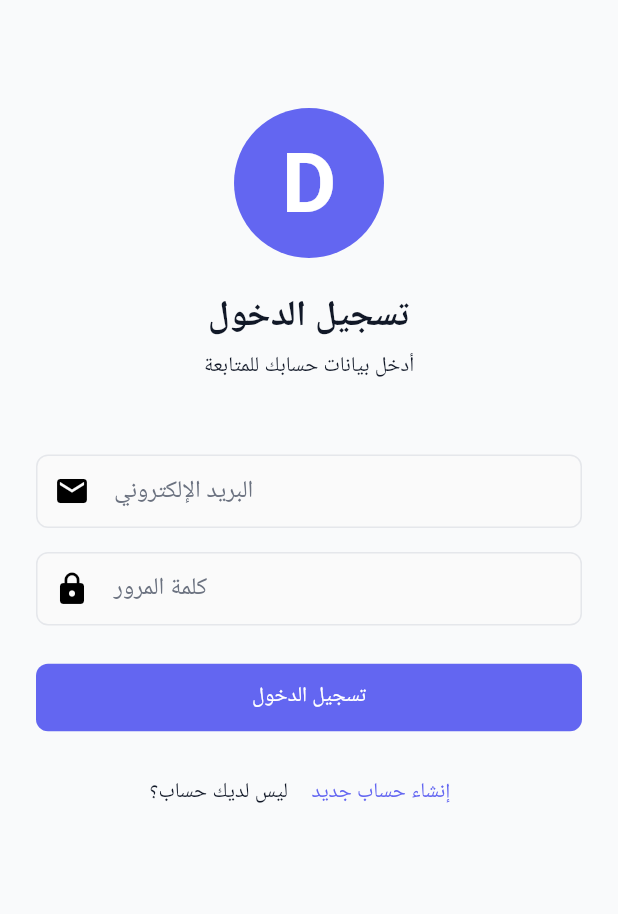
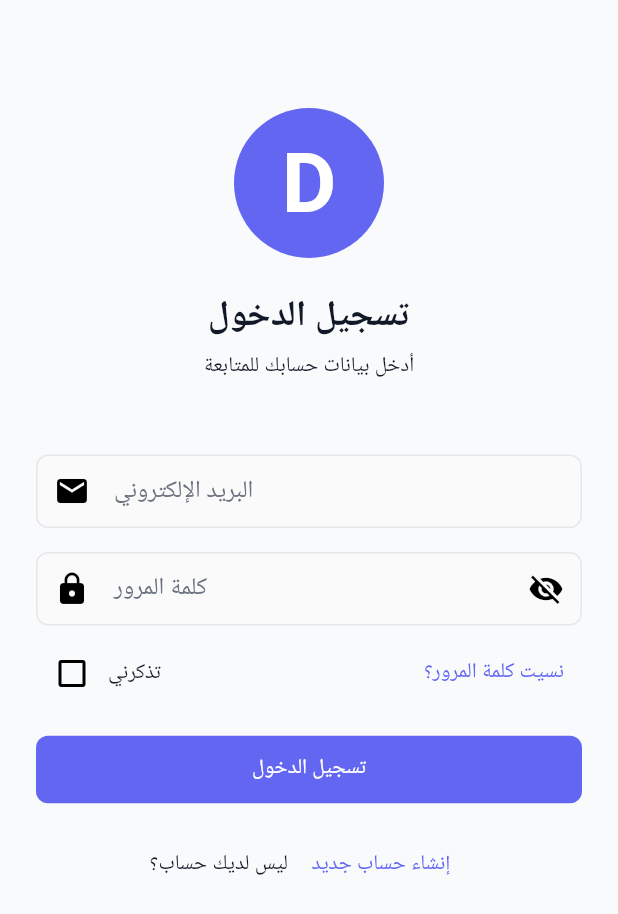
Before and after one commit to Hamzaaltaee91/360home, a Flutter app: the screen it shows after launch, on a phone screen of 412 x 824 dp. Shown: the top 914 px of the screen. Run offline on Flutter 3.47's test engine with Material 3 defaults, Android fonts, the phone set to English and light mode, and no system bars; our stand-ins replace flutter_dotenv, geolocator, go_router, shared_preferences, supabase_flutter; accounts and stored records are empty.

Commit message:
feat: complete login screen with forgot password and remember me
Co-authored-by: aider (deepseek/deepseek-chat) <aider@aider.chat>

```diff
--- a/lib/screens/auth/login_screen.dart
+++ b/lib/screens/auth/login_screen.dart
@@ -2,7 +2,10 @@
 
 import 'package:flutter/material.dart';
 import 'package:go_router/go_router.dart';
+import 'package:shared_preferences/shared_preferences.dart';
 import '../../services/supabase_service.dart';
+import '../../utils/error_handler.dart';
+import '../../utils/validators.dart';
 
 class LoginScreen extends StatefulWidget {
   const LoginScreen({Key? key}) : super(key: key);
@@ -12,10 +15,21 @@ class LoginScreen extends StatefulWidget {
 }
 
 class _LoginScreenState extends State<LoginScreen> {
+  static const _rememberedEmailKey = 'remembered_email';
+
+  final _formKey = GlobalKey<FormState>();
   final _emailController = TextEditingController();
   final _passwordController = TextEditingController();
   bool _isLoading = false;
+  bool _rememberMe = false;
+  bool _obscurePassword = true;
   String? _errorMessage;
+
+  @override
+  void initState() {
+    super.initState();
+    _loadRememberedEmail();
+  }
 
   @override
   void dispose() {
@@ -24,9 +38,28 @@ class _LoginScreenState extends State<LoginScreen> {
     super.dispose();
   }
 
+  Future<void> _loadRememberedEmail() async {
+    final prefs = await SharedPreferences.getInstance();
+    final savedEmail = prefs.getString(_rememberedEmailKey);
+    if (savedEmail != null && savedEmail.isNotEmpty && mounted) {
+      setState(() {
+        _emailController.text = savedEmail;
+        _rememberMe = true;
+      });
+    }
+  }
+
+  Future<void> _persistRememberedEmail() async {
+    final prefs = await SharedPreferences.getInstance();
+    if (_rememberMe) {
+      await prefs.setString(_rememberedEmailKey, _emailController.text.trim());
+    } else {
+      await prefs.remove(_rememberedEmailKey);
+    }
+  }
+
   Future<void> _handleLogin() async {
-    if (_emailController.text.isEmpty || _passwordController.text.isEmpty) {
-      setState(() => _errorMessage = 'الرجاء ملء جميع الحقول');
+    if (!(_formKey.currentState?.validate() ?? false)) {
       return;
     }
 
@@ -42,18 +75,61 @@ class _LoginScreenState extends State<LoginScreen> {
         password: _passwordController.text,
       );
 
+      await _persistRememberedEmail();
+
       if (!mounted) return;
 
       final user = await supabase.getCurrentUser();
+      if (!mounted) return;
+
+      switch (user.role) {
+        case 'buyer':
+          context.go('/buyer-home');
+          break;
+        case 'realtor':
+          context.go('/realtor-home');
+          break;
+        case 'admin':
+          context.go('/admin');
+          break;
+        default:
+          setState(() => _errorMessage = 'دور المستخدم غير معروف');
+      }
+    } on AppException catch (e) {
+      setState(() => _errorMessage = e.message);
+    } catch (e) {
+      setState(() => _errorMessage = 'خطأ في تسجيل الدخول: $e');
+    } finally {
       if (mounted) {
-        if (user.role == 'buyer') {
-          context.go('/buyer-home');
-        } else if (user.role == 'realtor') {
-          context.go('/realtor-home');
+        setState(() => _isLoading = false);
       }
     }
+  }
+
+  Future<void> _handleForgotPassword() async {
+    final email = _emailController.text.trim();
+    if (Validators.email(email) != null) {
+      setState(() => _errorMessage = 'أدخل بريدك الإلكتروني أولاً لإعادة التعيين');
+      return;
+    }
+
+    setState(() {
+      _isLoading = true;
+      _errorMessage = null;
+    });
+
+    try {
+      await SupabaseService().client.auth.resetPasswordForEmail(email);
+      if (!mounted) return;
+      ScaffoldMessenger.of(context).showSnackBar(
+        const SnackBar(
+          content: Text('تم إرسال رابط إعادة تعيين كلمة المرور إلى بريدك'),
+        ),
+      );
+    } on AppException catch (e) {
+      setState(() => _errorMessage = e.message);
     } catch (e) {
-      setState(() => _errorMessage = 'خطأ في تسجيل الدخول: $e');
+      setState(() => _errorMessage = 'تعذر إرسال رابط إعادة التعيين: $e');
     } finally {
       if (mounted) {
         setState(() => _isLoading = false);
@@ -118,26 +194,71 @@ class _LoginScreenState extends State<LoginScreen> {
                   ),
                 ),
               const SizedBox(height: 16),
+              Form(
+                key: _formKey,
+                child: Column(
+                  children: [
                     // Email Field
-              TextField(
+                    TextFormField(
                       controller: _emailController,
                       decoration: const InputDecoration(
                         hintText: 'البريد الإلكتروني',
                         prefixIcon: Icon(Icons.email),
                       ),
                       keyboardType: TextInputType.emailAddress,
+                      textInputAction: TextInputAction.next,
+                      validator: Validators.email,
                     ),
                     const SizedBox(height: 16),
                     // Password Field
-              TextField(
+                    TextFormField(
                       controller: _passwordController,
-                decoration: const InputDecoration(
+                      decoration: InputDecoration(
                         hintText: 'كلمة المرور',
-                  prefixIcon: Icon(Icons.lock),
+                        prefixIcon: const Icon(Icons.lock),
+                        suffixIcon: IconButton(
+                          icon: Icon(
+                            _obscurePassword
+                                ? Icons.visibility_off
+                                : Icons.visibility,
                           ),
-                obscureText: true,
+                          onPressed: () => setState(
+                            () => _obscurePassword = !_obscurePassword,
                           ),
-              const SizedBox(height: 24),
+                        ),
+                      ),
+                      obscureText: _obscurePassword,
+                      textInputAction: TextInputAction.done,
+                      onFieldSubmitted: (_) => _handleLogin(),
+                      validator: (value) =>
+                          Validators.required(value, field: 'كلمة المرور'),
+                    ),
+                  ],
+                ),
+              ),
+              const SizedBox(height: 8),
+              // Remember Me & Forgot Password
+              Row(
+                mainAxisAlignment: MainAxisAlignment.spaceBetween,
+                children: [
+                  Row(
+                    children: [
+                      Checkbox(
+                        value: _rememberMe,
+                        onChanged: (value) => setState(
+                          () => _rememberMe = value ?? false,
+                        ),
+                      ),
+                      const Text('تذكرني'),
+                    ],
+                  ),
+                  TextButton(
+                    onPressed: _isLoading ? null : _handleForgotPassword,
+                    child: const Text('نسيت كلمة المرور؟'),
+                  ),
+                ],
+              ),
+              const SizedBox(height: 16),
               // Login Button
               SizedBox(
                 width: double.infinity,
```
Also changed, not shown: 1 other file. Lines whose indentation alone changed are shown as unchanged.
